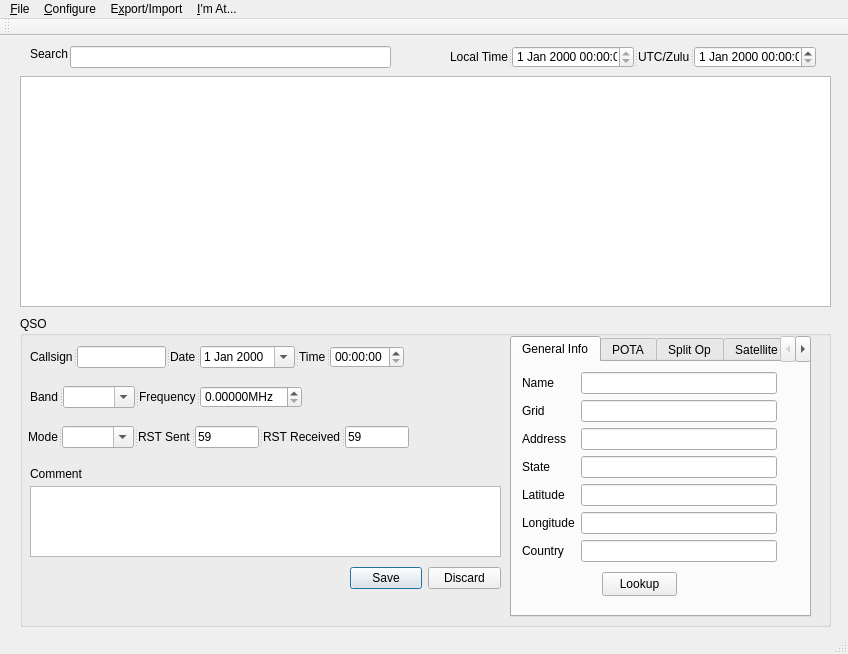
Before: the Qt Designer form qsologmainwindow.ui in fiacobelli/qsolog, drawn with Qt 5.
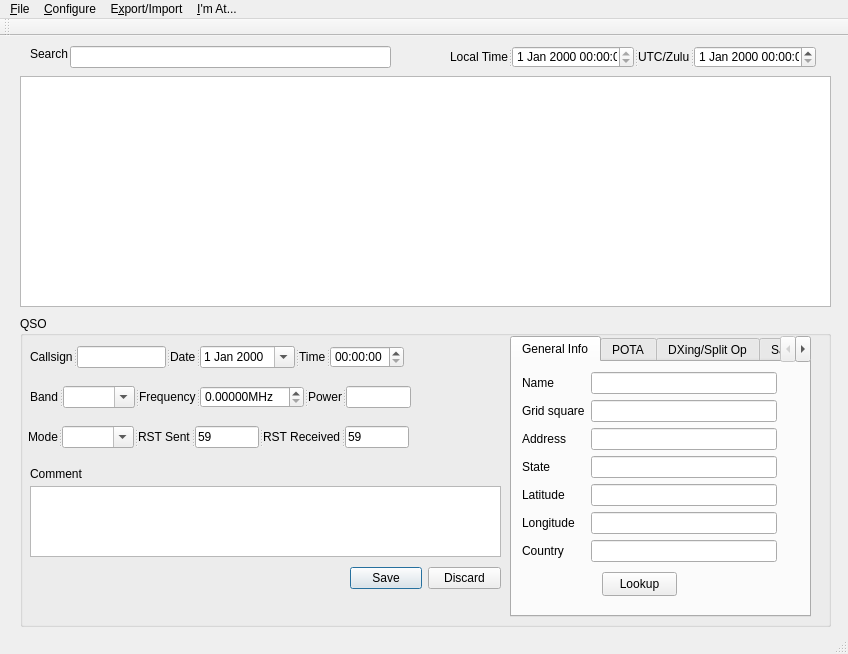
After: the same form once the commit is applied. The open tabs and pages were chosen to show the change.

```diff
--- a/qsologmainwindow.ui
+++ b/qsologmainwindow.ui
@@ -88,7 +88,7 @@
         <item row="1" column="0">
          <widget class="QLabel" name="label_21">
           <property name="text">
-           <string>Grid</string>
+           <string>Grid square</string>
           </property>
          </widget>
         </item>
@@ -240,7 +240,10 @@
      </widget>
      <widget class="QWidget" name="splitTab">
       <attribute name="title">
-       <string>Split Op</string>
+       <string>DXing/Split Op</string>
+      </attribute>
+      <attribute name="toolTip">
+       <string>Fields for split operation and DX contacts</string>
       </attribute>
       <widget class="QLabel" name="label_19">
        <property name="geometry">
@@ -523,7 +526,7 @@
       <rect>
        <x>10</x>
        <y>70</y>
-       <width>272</width>
+       <width>381</width>
        <height>22</height>
       </rect>
      </property>
@@ -577,6 +580,16 @@
        <double>7500000.990000000223517</double>
       </property>
      </widget>
+     <widget class="QLabel" name="label_33">
+      <property name="text">
+       <string>Power</string>
+      </property>
+     </widget>
+     <widget class="QLineEdit" name="powerLineEdit">
+      <property name="toolTip">
+       <string>Enter the power in Watts</string>
+      </property>
+     </widget>
     </widget>
    </widget>
    <widget class="QTableView" name="logListTableView">
```
Left out of the diff: 159 changed lines with no effect on the pictures.
